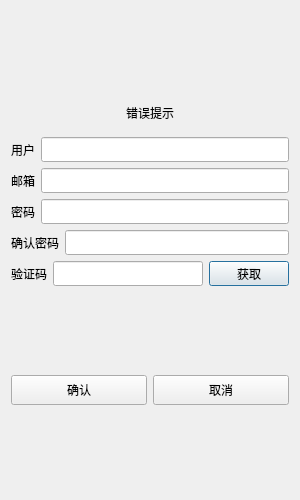
This is client/picachat/registerdialog.ui in Grain021125/project as Qt 5 draws it before an edit. The edited form follows.
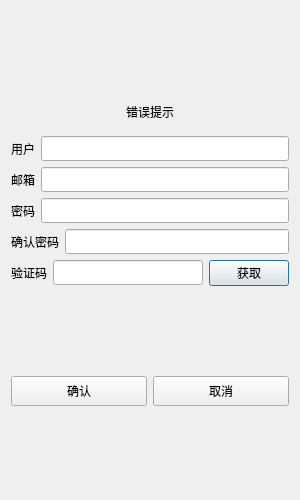
This is the edited form. Custom widgets are drawn as their Qt base class.

The edit to the form file:
```diff
--- a/client/picachat/registerdialog.ui
+++ b/client/picachat/registerdialog.ui
@@ -243,19 +243,7 @@
       </widget>
      </item>
      <item>
-      <widget class="QPushButton" name="get_code_button">
-       <property name="minimumSize">
-        <size>
-         <width>0</width>
-         <height>25</height>
-        </size>
-       </property>
-       <property name="maximumSize">
-        <size>
-         <width>16777215</width>
-         <height>25</height>
-        </size>
-       </property>
+      <widget class="TimerBtn" name="get_code_button">
        <property name="text">
         <string>获取</string>
        </property>
@@ -333,6 +321,13 @@
    </item>
   </layout>
  </widget>
+ <customwidgets>
+  <customwidget>
+   <class>TimerBtn</class>
+   <extends>QPushButton</extends>
+   <header>timerbtn.h</header>
+  </customwidget>
+ </customwidgets>
  <resources/>
  <connections/>
 </ui>
```
